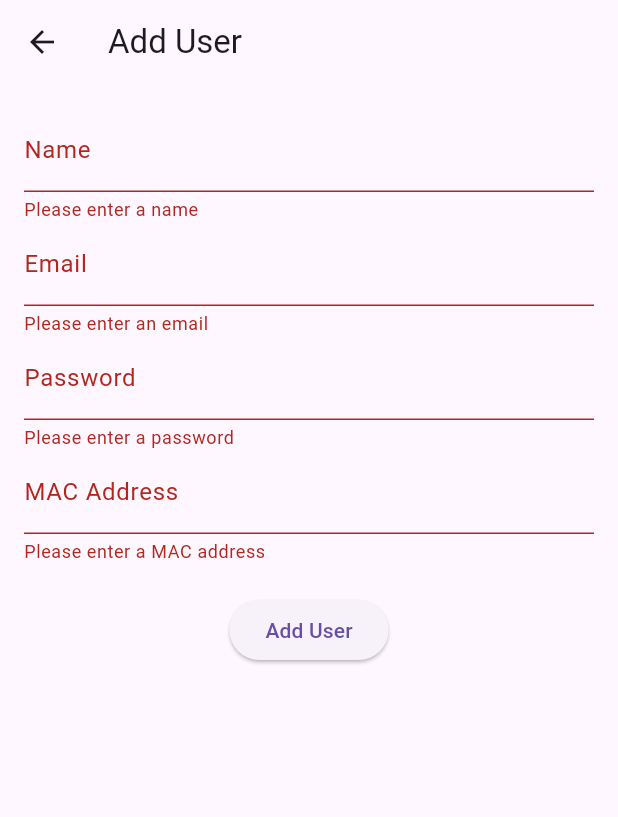
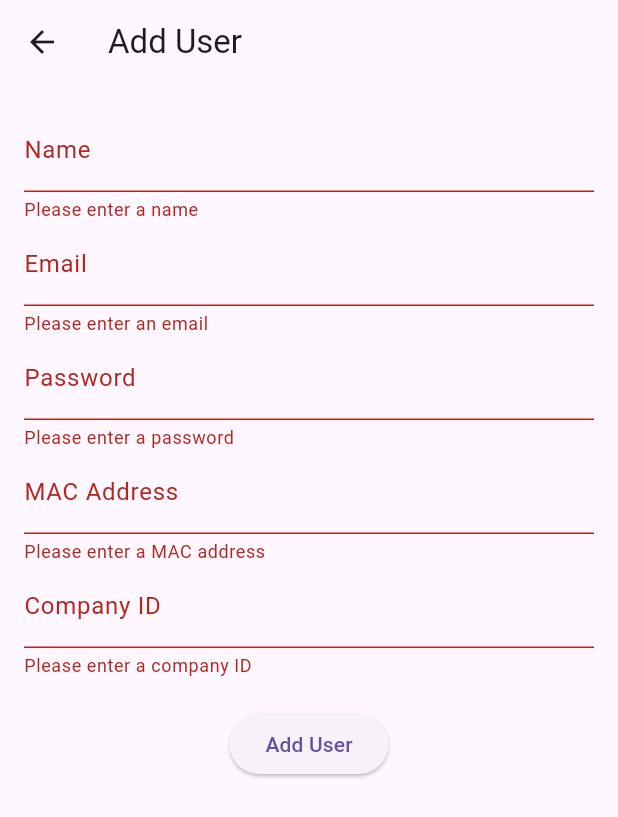
Before and after one commit to Minna-Abdelhady/Internship, a Flutter app: the AddUserScreen screen opened directly, after a tap on "Add User", on a phone screen of 412 x 824 dp. Shown: the top 817 px of the screen. Run offline on Flutter 3.47's test engine with Material 3 defaults, Android fonts, the phone set to English and light mode, and no system bars; our stand-ins replace hive, hive_flutter; accounts and stored records are empty.

Commit message:
add user screen add company ID

```diff
--- a/fingerprint_attendace/lib/models/employee.dart
+++ b/fingerprint_attendace/lib/models/employee.dart
@@ -19,11 +19,15 @@ class Employee {
   @HiveField(4)
   final String macAddress;
 
+  @HiveField(5)
+  final String companyId; // Added companyId field
+
   Employee({
     required this.id,
     required this.name,
     required this.email,
     required this.password,
     required this.macAddress,
+    required this.companyId, // Include companyId in the constructor
   });
 }
--- a/fingerprint_attendace/lib/screens/add_user_screen.dart
+++ b/fingerprint_attendace/lib/screens/add_user_screen.dart
@@ -15,6 +15,7 @@ class _AddUserScreenState extends State<AddUserScreen> {
   final _emailController = TextEditingController();
   final _passwordController = TextEditingController();
   final _macAddressController = TextEditingController();
+  final _companyIdController = TextEditingController(); // Added for company ID
   final EmployeeDao _employeeDao = EmployeeDao();
 
   String _hashPassword(String password) {
@@ -76,6 +77,16 @@ class _AddUserScreenState extends State<AddUserScreen> {
                   return null;
                 },
               ),
+              TextFormField(
+                controller: _companyIdController,
+                decoration: InputDecoration(labelText: 'Company ID'),
+                validator: (value) {
+                  if (value == null || value.isEmpty) {
+                    return 'Please enter a company ID';
+                  }
+                  return null;
+                },
+              ),
               SizedBox(height: 20),
               ElevatedButton(
                 onPressed: () async {
@@ -87,6 +98,7 @@ class _AddUserScreenState extends State<AddUserScreen> {
                       email: _emailController.text,
                       password: hashedPassword,
                       macAddress: _macAddressController.text,
+                      companyId: _companyIdController.text, // Include companyId
                     );
                     await _employeeDao.createEmployee(employee);
 
@@ -98,6 +110,7 @@ class _AddUserScreenState extends State<AddUserScreen> {
                     _emailController.clear();
                     _passwordController.clear();
                     _macAddressController.clear();
+                    _companyIdController.clear(); // Clear companyId field
                   }
                 },
                 child: Text('Add User'),
```
Also changed, not shown: fingerprint_attendace/lib/models/employee.g.dart.
